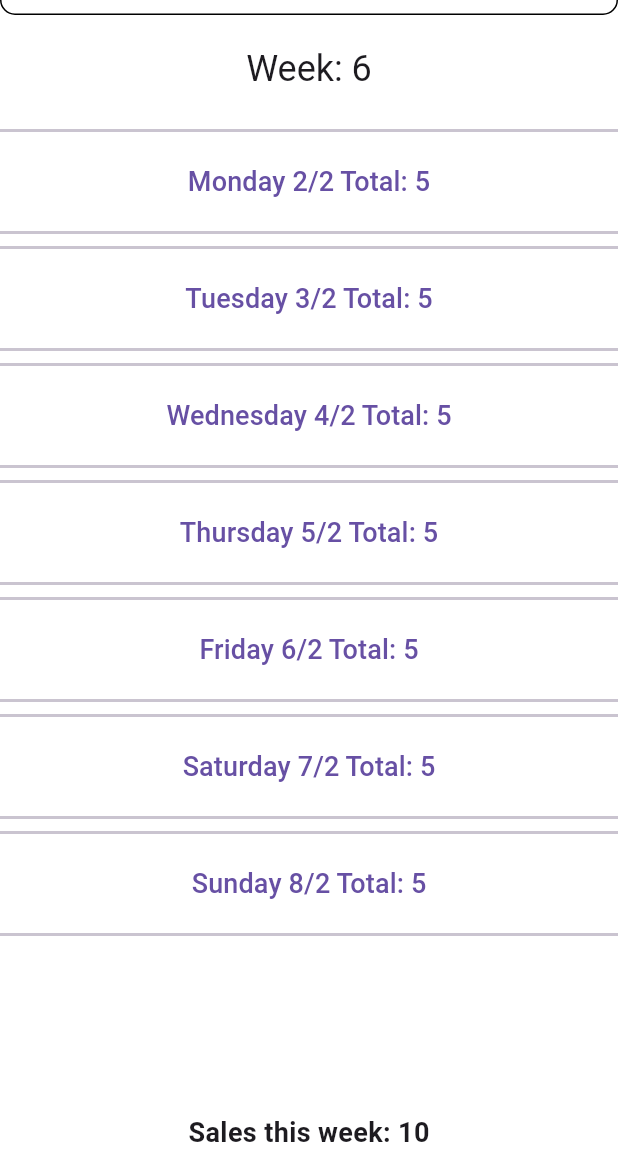
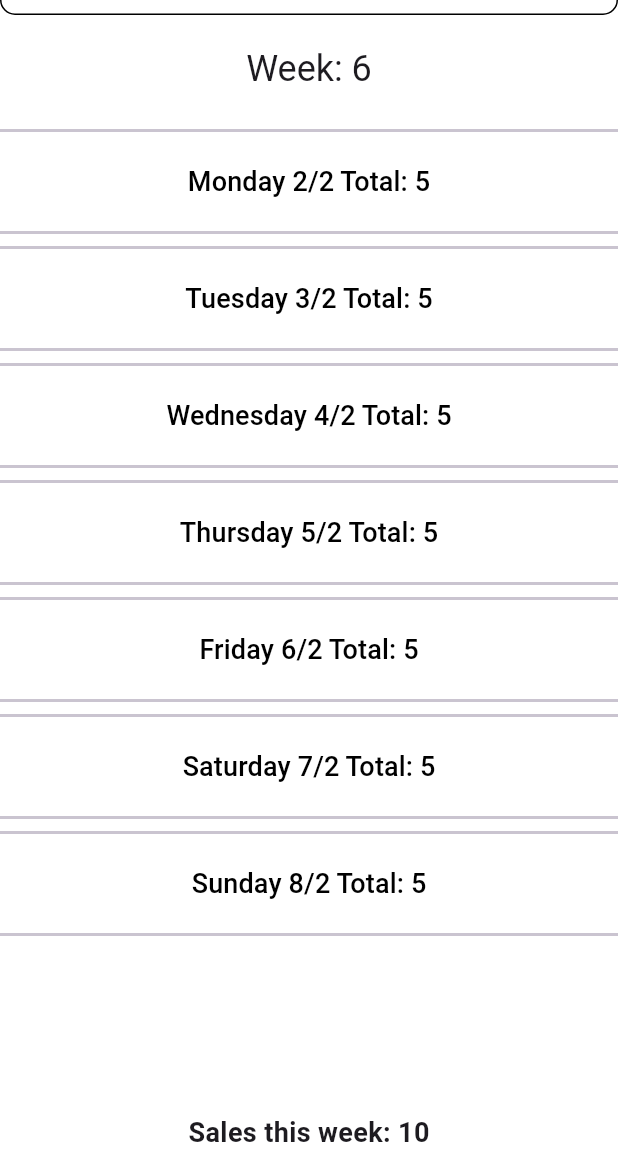
Before and after one commit to Dash4Cash-0/faida_pos, a Flutter app: the Transactions screen opened directly, after a tap on "This Week", on a phone screen of 412 x 824 dp, the part 84-1236 px from its top. Run offline on Flutter 3.47's test engine with Material 3 defaults, Android fonts, the phone set to English and light mode, and no system bars; our stand-ins replace flutter_secure_storage, image_picker, shared_preferences, sqflite_common_ffi; missing offline and left inert: window_size; accounts and stored records are empty; generated files the repository leaves out were written again.

Commit message:
new buttons for weekdays on this week tab

```diff
--- a/lib/widgets/menu_widgets/menu_button.dart
+++ b/lib/widgets/menu_widgets/menu_button.dart
@@ -22,6 +22,7 @@ class MenuButton extends StatelessWidget {
           child:
             TextButton(
               onPressed: onClicked, style: TextButton.styleFrom(
+              foregroundColor: Colors.black,
               padding: EdgeInsets.symmetric(vertical: 16)
             ),
               child: Text(label, style: TextStyle(fontSize: 18),))),
--- a/lib/widgets/transaction_widgets/week_widget.dart
+++ b/lib/widgets/transaction_widgets/week_widget.dart
@@ -1,5 +1,5 @@
 import 'package:faida_pos/utils/transaction_utils/week_dates.dart';
-import 'package:faida_pos/widgets/menu_widgets/menu_button.dart';
+import 'package:faida_pos/widgets/transaction_widgets/weekday_button.dart';
 import 'package:flutter/material.dart';
 import 'package:intl/intl.dart';
 
@@ -29,7 +29,7 @@ class WeekWidget extends StatelessWidget {
           final date = WeekDates().getWeekDates(DateTime.now())[index];
           final day = DateFormat("EEEE", locale).format(date);
 
-          return MenuButton(label: "$day ${date.day}/${date.month}\tTotal: 5"
+          return WeekdayButton(label: "$day ${date.day}/${date.month}\tTotal: 5"
               , onClicked: () => onClickedDay());
         })
         )
--- a/lib/widgets/transaction_widgets/weekday_button.dart
+++ b/lib/widgets/transaction_widgets/weekday_button.dart
@@ -20,6 +20,8 @@ class WeekdayButton extends StatelessWidget {
                 child:
                 TextButton(
                     onPressed: onClicked, style: TextButton.styleFrom(
+                    foregroundColor: Colors.black,
+                    backgroundColor: Colors.white,
                     padding: EdgeInsets.symmetric(vertical: 16)
                 ),
                     child: Text(label, style: TextStyle(fontSize: 18),))),
```
